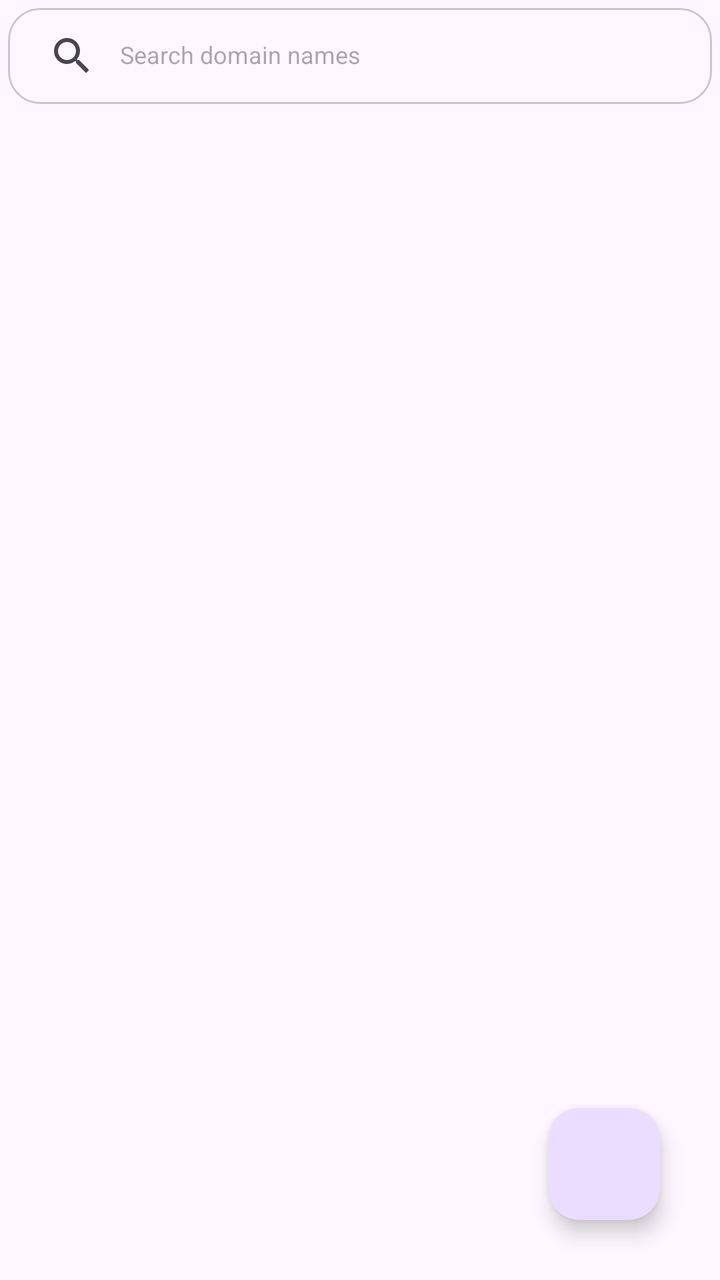
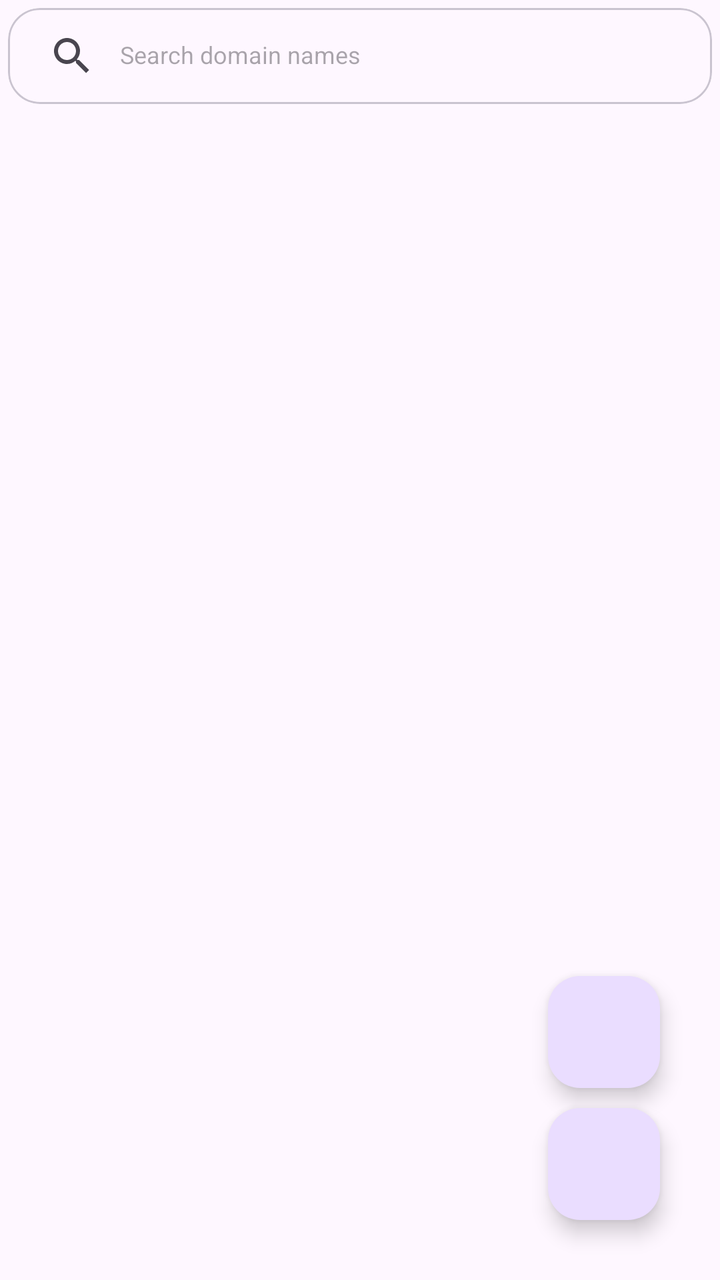

Compare the two renders of this Android layout. The source of the first and the diff that turns it into the second are given below.
<!-- AndroidManifest.xml: application theme AppThemeInitial -->
<!-- res/layout/fragment_custom_domain.xml -->
<?xml version="1.0" encoding="utf-8"?>
<androidx.constraintlayout.widget.ConstraintLayout xmlns:android="http://schemas.android.com/apk/res/android"
    xmlns:app="http://schemas.android.com/apk/res-auto"
    android:layout_width="match_parent"
    android:layout_height="match_parent"
    android:background="?attr/background">

    <RelativeLayout
        android:layout_width="match_parent"
        android:layout_height="wrap_content"
        android:focusable="true"
        android:orientation="vertical"
        app:layout_constraintBottom_toBottomOf="parent"
        app:layout_constraintTop_toBottomOf="parent"
        app:layout_constraintTop_toTopOf="parent">

        <RelativeLayout
            android:id="@+id/cda_no_rules_rl"
            android:layout_width="match_parent"
            android:layout_height="wrap_content"
            android:layout_centerInParent="true"
            android:visibility="gone">

            <androidx.appcompat.widget.AppCompatTextView
                android:id="@+id/cda_no_rules_text"
                android:layout_width="match_parent"
                android:layout_height="wrap_content"
                android:layout_marginStart="30dp"
                android:layout_marginTop="30dp"
                android:layout_marginEnd="30dp"
                android:layout_marginBottom="30dp"
                android:padding="10dp"
                android:text="@string/cd_no_rules_text"
                android:textAlignment="center"
                android:textSize="@dimen/heading_font_text_view" />

            <androidx.appcompat.widget.AppCompatImageView
                android:layout_width="220dp"
                android:layout_height="wrap_content"
                android:layout_below="@id/cda_no_rules_text"
                android:layout_centerHorizontal="true"
                android:src="@drawable/illustrations_no_record" />

        </RelativeLayout>

        <RelativeLayout
            android:id="@+id/cda_show_rules_rl"
            android:layout_width="match_parent"
            android:layout_height="wrap_content"
            android:orientation="vertical"
            android:visibility="visible">

            <requestFocus />

            <com.google.android.material.card.MaterialCardView
                android:id="@+id/cda_search_container"
                android:layout_width="match_parent"
                android:layout_height="wrap_content"
                android:layout_margin="4dp"
                android:visibility="visible"
                app:cardCornerRadius="16dp">

                <LinearLayout
                    android:id="@+id/cda_search_ll"
                    android:layout_width="match_parent"
                    android:layout_height="wrap_content"
                    android:gravity="start"
                    android:orientation="horizontal"
                    android:weightSum="1">

                    <androidx.appcompat.widget.SearchView
                        android:id="@+id/cda_search_view"
                        android:layout_width="0dp"
                        android:layout_height="wrap_content"
                        android:layout_gravity="start"
                        android:layout_weight="0.9"
                        android:focusable="false"
                        android:fontFamily="sans-serif"
                        android:isScrollContainer="true"
                        app:iconifiedByDefault="false"
                        app:queryHint="@string/search_custom_domains" />

                    <androidx.appcompat.widget.AppCompatImageView
                        android:id="@+id/cda_search_delete_icon"
                        android:layout_width="0dp"
                        android:layout_height="match_parent"
                        android:layout_gravity="center"
                        android:layout_weight="0.10"
                        android:padding="7dp"
                        android:src="@drawable/ic_delete" />

                </LinearLayout>
            </com.google.android.material.card.MaterialCardView>

        </RelativeLayout>

        <androidx.recyclerview.widget.RecyclerView
            android:id="@+id/cda_recycler"
            android:layout_width="match_parent"
            android:layout_height="match_parent"
            android:layout_below="@id/cda_show_rules_rl" />


    </RelativeLayout>

    <com.google.android.material.floatingactionbutton.FloatingActionButton
        android:id="@+id/cda_add_fab"
        android:layout_width="wrap_content"
        android:layout_height="wrap_content"
        android:layout_alignParentEnd="true"
        android:layout_alignParentBottom="true"
        android:layout_marginStart="30dp"
        android:layout_marginTop="30dp"
        android:layout_marginEnd="30dp"
        android:layout_marginBottom="30dp"
        android:clickable="true"
        android:focusable="true"
        android:padding="10dp"
        android:contentDescription="@string/lbl_create"
        android:src="@drawable/ic_fab_without_border"
        app:fabSize="mini"
        app:layout_behavior="com.google.android.material.behavior.HideBottomViewOnScrollBehavior"
        app:layout_constraintBottom_toBottomOf="parent"
        app:layout_constraintEnd_toEndOf="parent" />

    
    <com.google.android.material.floatingactionbutton.FloatingActionButton
        android:id="@+id/cda_import_fab"
        android:layout_width="wrap_content"
        android:layout_height="wrap_content"
        android:layout_marginEnd="30dp"
        android:layout_marginBottom="10dp"
        android:clickable="true"
        android:focusable="true"
        android:padding="10dp"
        android:contentDescription="@string/import_rules_fab_desc"
        android:src="@drawable/ic_import_conf"
        android:visibility="gone"
        app:fabSize="mini"
        app:layout_constraintBottom_toTopOf="@id/cda_add_fab"
        app:layout_constraintEnd_toEndOf="parent" />

</androidx.constraintlayout.widget.ConstraintLayout>
<!-- resources referenced by this layout -->
<resources>
  <dimen name="heading_font_text_view">18sp</dimen>
  <!-- drawable ic_delete (drawable) -->
  <vector xmlns:android="http://schemas.android.com/apk/res/android"
      android:width="24dp"
      android:height="24dp"
      android:viewportWidth="24"
      android:viewportHeight="24">
      <path
          android:fillColor="?attr/svgFillColor"
          android:pathData="M19,6L5,6M14,5L10,5M6,10L6,20C6,20.6667 6.3333,21 7,21 7.6667,21 11,21 17,21 17.6667,21 18,20.6667 18,20 18,19.3333 18,16 18,10"
          android:strokeWidth="1.5"
          android:strokeColor="?attr/svgStrokeColor"
          android:strokeLineCap="square"
          android:strokeLineJoin="miter" />
  </vector>
  <!-- drawable ic_fab_without_border (drawable) -->
  <vector xmlns:android="http://schemas.android.com/apk/res/android"
      android:width="16dp"
      android:height="16dp"
      android:viewportWidth="24"
      android:viewportHeight="24">
      <path
          android:fillColor="?attr/svgFillColor"
          android:pathData="M20,12L4,12M12,4L12,20"
          android:strokeWidth="2"
          android:strokeColor="?attr/svgStrokeColor"
          android:strokeLineCap="square"
          android:strokeLineJoin="miter" />
  </vector>
  <!-- drawable ic_import_conf (drawable) -->
  <vector xmlns:android="http://schemas.android.com/apk/res/android"
      android:width="16dp"
      android:height="16dp"
      android:alpha="0.75"
      android:viewportWidth="32"
      android:viewportHeight="32">
      <path
          android:fillColor="?attr/svgStrokeColor"
          android:pathData="m28,19h-13.17l2.58,-2.59 -1.41,-1.41 -5,5 5,5 1.41,-1.41 -2.58,-2.59h13.17z" />
      <path
          android:fillColor="?attr/svgStrokeColor"
          android:pathData="m24,14v-4a1,1 0,0 0,-0.29 -0.71l-7,-7a1,1 0,0 0,-0.71 -0.29h-10a2,2 0,0 0,-2 2v24a2,2 0,0 0,2 2h16a2,2 0,0 0,2 -2v-2h-2v2h-16v-24h8v6a2,2 0,0 0,2 2h6v2zM16,10v-5.59l5.59,5.59z" />
  </vector>
  <!-- drawable illustrations_no_record: vector/xml drawable (drawable, 5533 chars, omitted) -->
  <string name="cd_no_rules_text" translatable="true">No domain rules.</string>
  <string name="import_rules_fab_desc" translatable="false">Import rules from file</string>
  <string name="lbl_create" translatable="true">Create</string>
  <string name="search_custom_domains" translatable="true"><font size="12">Search domain names</font></string>
  <style name="AppThemeInitial" parent="Theme.Material3.DayNight.NoActionBar">
          <item name="android:windowDisablePreview">true</item>
  
          
          <item name="textAppearanceBodyLarge">@style/TextAppearance.Material3.BodyLarge</item>
          <item name="textAppearanceBodyMedium">@style/TextAppearance.Material3.BodyMedium</item>
          <item name="textAppearanceBodySmall">@style/TextAppearance.Material3.BodySmall</item>
          <item name="textAppearanceLabelLarge">@style/TextAppearance.Material3.LabelLarge</item>
          <item name="textAppearanceLabelMedium">@style/TextAppearance.Material3.LabelMedium</item>
          <item name="textAppearanceLabelSmall">@style/TextAppearance.Material3.LabelSmall</item>
          <item name="textAppearanceTitleLarge">@style/TextAppearance.Material3.TitleLarge</item>
          <item name="textAppearanceTitleMedium">@style/TextAppearance.Material3.TitleMedium</item>
          <item name="textAppearanceTitleSmall">@style/TextAppearance.Material3.TitleSmall</item>
          <item name="textAppearanceHeadlineLarge">@style/TextAppearance.Material3.HeadlineLarge</item>
          <item name="textAppearanceHeadlineMedium">@style/TextAppearance.Material3.HeadlineMedium</item>
          <item name="textAppearanceHeadlineSmall">@style/TextAppearance.Material3.HeadlineSmall</item>
      </style>
</resources>

<!-- the commit's change to res/layout/fragment_custom_domain.xml (unified diff, before → after) -->
@@ -135,7 +135,6 @@
         android:padding="10dp"
         android:contentDescription="@string/import_rules_fab_desc"
         android:src="@drawable/ic_import_conf"
-        android:visibility="gone"
         app:fabSize="mini"
         app:layout_constraintBottom_toTopOf="@id/cda_add_fab"
         app:layout_constraintEnd_toEndOf="parent" />
